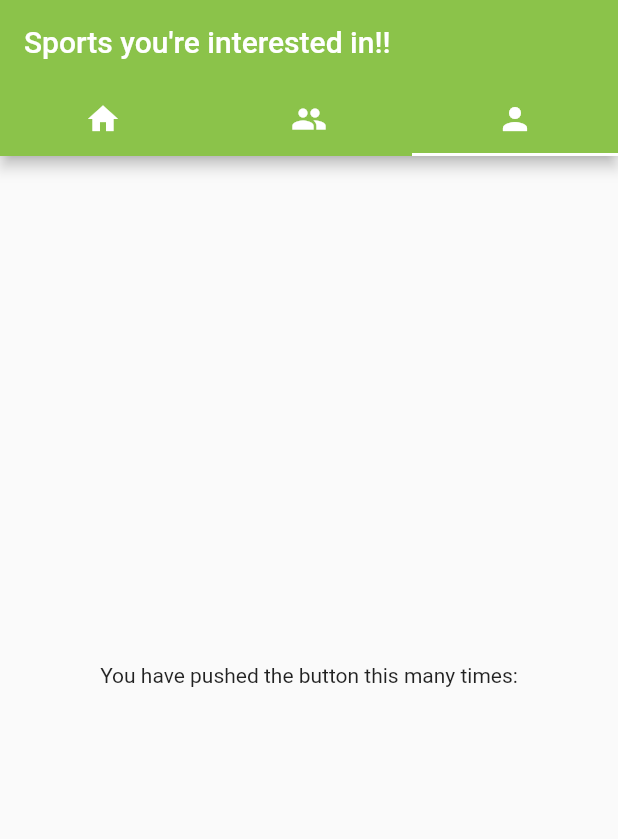
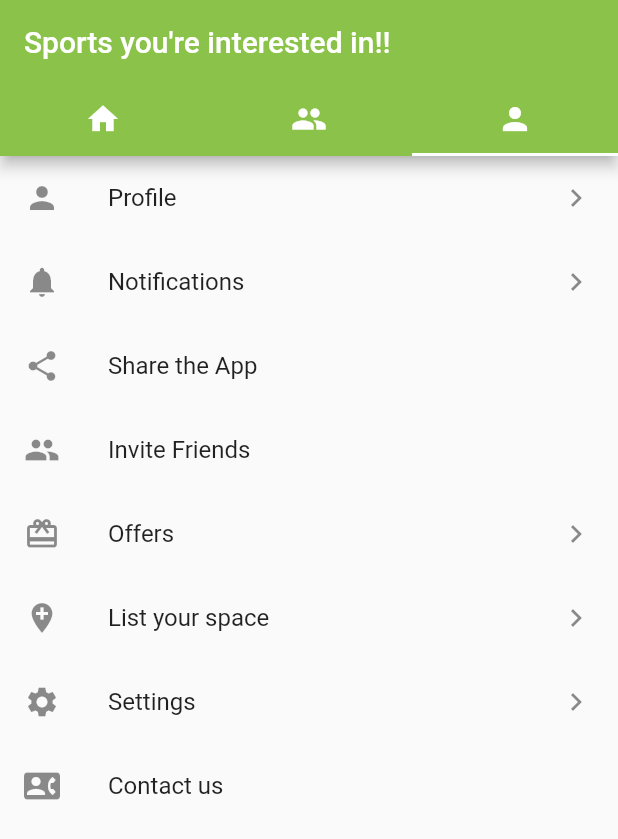
Before and after one commit to Terril/field-booking, a Flutter app: the screen it shows after launch, tab 3 chosen, on a phone screen of 412 x 824 dp. Shown: the top 839 px of the screen. Run offline on Flutter 3.47's test engine with Material 2 defaults, Android fonts, the phone set to English and light mode, and no system bars; network calls fail.

Commit message:
Create Profile page

```diff
--- /dev/null
+++ b/lib/ProfileItem.dart
@@ -0,0 +1,8 @@
+
+abstract class ListItem {}
+
+class ProfileItem implements ListItem {
+  final String heading;
+
+  ProfileItem(this.heading);
+}
--- a/lib/main.dart
+++ b/lib/main.dart
@@ -1,3 +1,4 @@
+import 'package:field_app/ProfileItem.dart';
 import 'package:field_app/model/field_booking_model.dart';
 import 'package:field_app/services.dart';
 import 'package:flutter/material.dart';
@@ -93,8 +94,7 @@ class _HomePageState extends State<HomePage> {
       body: Center(
         // Center is a layout widget. It takes a single child and positions it
         // in the middle of the parent.
-        child:
-        FutureBuilder<FieldBooking>(
+        child: FutureBuilder<FieldBooking>(
             future: getAllFields(),
             builder: (context, snapshot) {
               if (snapshot.connectionState == ConnectionState.done) {
@@ -127,36 +127,63 @@ class _HomePageState extends State<HomePage> {
 class ProfilePage extends StatelessWidget {
   @override
   Widget build(BuildContext context) {
-    // TODO: implement build
-    return Column(
-      // Column is also a layout widget. It takes a list of children and
-      // arranges them vertically. By default, it sizes itself to fit its
-      // children horizontally, and tries to be as tall as its parent.
-      //
-      // Invoke "debug painting" (press "p" in the console, choose the
-      // "Toggle Debug Paint" action from the Flutter Inspector in Android
-      // Studio, or the "Toggle Debug Paint" command in Visual Studio Code)
-      // to see the wireframe for each widget.
-      //
-      // Column has various properties to control how it sizes itself and
-      // how it positions its children. Here we use mainAxisAlignment to
-      // center the children vertically; the main axis here is the vertical
-      // axis because Columns are vertical (the cross axis would be
-      // horizontal).
-      mainAxisAlignment: MainAxisAlignment.center,
+    return Material(
+        child: ListView(
       children: <Widget>[
-        Text(
-          'You have pushed the button this many times:',
-        ),
-        Text(""
-          ,
-          style: Theme
-              .of(context)
-              .textTheme
-              .headline,
-        ),
+        InkWell(
+            onTap: () {},
+            child: ListTile(
+              leading: Icon(Icons.person),
+              title: Text('Profile'),
+              trailing: Icon(Icons.keyboard_arrow_right),
+            )),
+        InkWell(
+            onTap: () {},
+            child: ListTile(
+              leading: Icon(Icons.notifications),
+              title: Text('Notifications'),
+              trailing: Icon(Icons.keyboard_arrow_right),
+            )),
+        InkWell(
+            onTap: () {},
+            child: ListTile(
+              leading: Icon(Icons.share),
+              title: Text('Share the App'),
+            )),
+        InkWell(
+            onTap: () {},
+            child: ListTile(
+              leading: Icon(Icons.people),
+              title: Text('Invite Friends'),
+            )),
+        InkWell(
+            onTap: () {},
+            child: ListTile(
+              leading: Icon(Icons.card_giftcard),
+              title: Text('Offers'),
+              trailing: Icon(Icons.keyboard_arrow_right),
+            )),
+        InkWell(
+            onTap: () {},
+            child: ListTile(
+              leading: Icon(Icons.add_location),
+              title: Text('List your space'),
+              trailing: Icon(Icons.keyboard_arrow_right),
+            )),
+        InkWell(
+            onTap: () {},
+            child: ListTile(
+              leading: Icon(Icons.settings),
+              title: Text('Settings'),
+              trailing: Icon(Icons.keyboard_arrow_right),
+            )),
+        InkWell(
+            onTap: () {},
+            child: ListTile(
+              leading: Icon(Icons.contact_phone),
+              title: Text('Contact us'),
+            ))
       ],
-    );
+    ));
   }
-
 }
```
Also changed, not shown: 2 other files.
